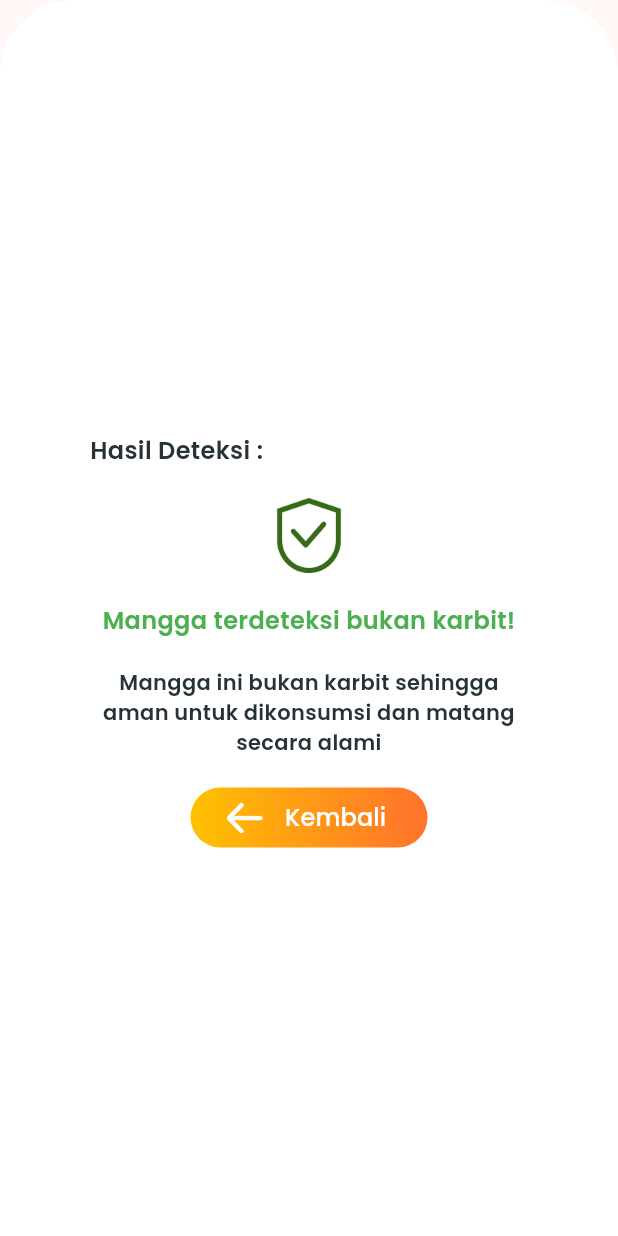
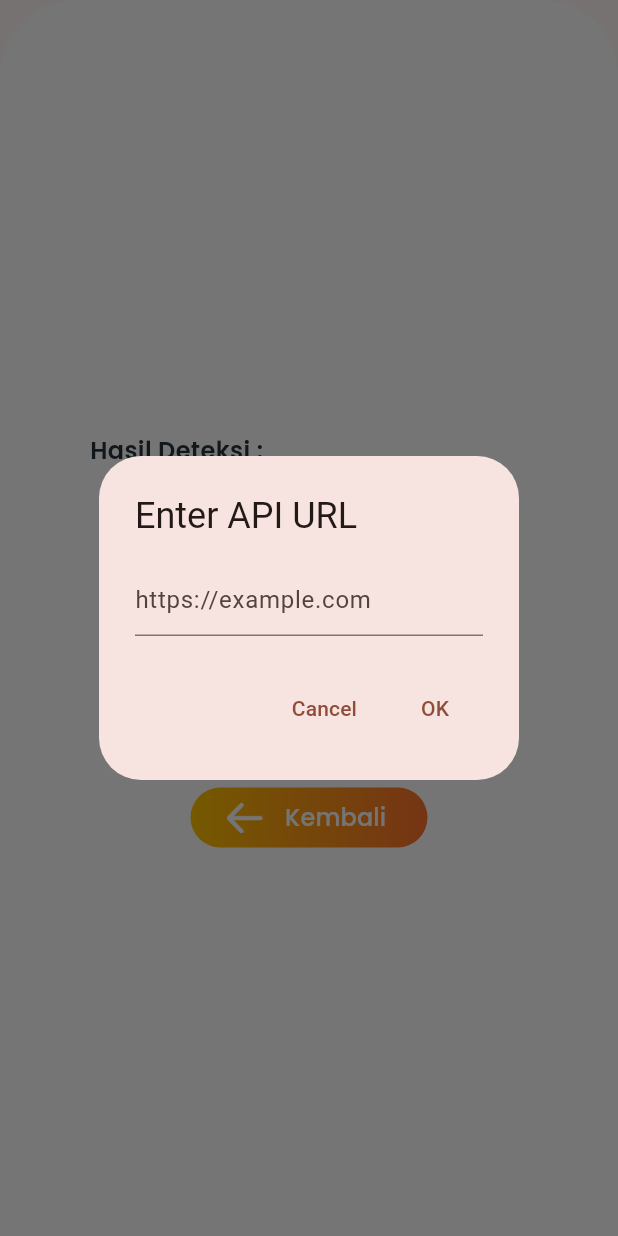
Before and after one commit to KevinNaserwan/aplikasi_deteksi_buah_karbit, a Flutter app: the screen it shows after launch, after a tap on "Get Started", after a tap on "Mulai Deteksi", on a phone screen of 412 x 824 dp. Run offline on Flutter 3.47's test engine with Material 3 defaults, Android fonts, the phone set to English and light mode, and no system bars; our stand-ins replace google_fonts; missing offline and left inert: flutter_inappwebview.

Commit message:
Feat: add modal for input link:

```diff
--- a/lib/Camera/main.dart
+++ b/lib/Camera/main.dart
@@ -1,3 +1,4 @@
+import 'dart:async';
 import 'dart:convert';
 import 'dart:io' as io; // Namespace for dart:io
 import 'package:deteksi_buah_karbit/widgets/constant.dart';
@@ -22,48 +23,48 @@ class _CameraSectionState extends State<CameraSection> {
   void initState() {
     super.initState();
     // Show dialog to get the URL from the user
-    // WidgetsBinding.instance.addPostFrameCallback((_) {
-    //   _showUrlInputDialog();
-    // });
+    WidgetsBinding.instance.addPostFrameCallback((_) {
+      _showUrlInputDialog();
+    });
   }
 
-  // void _showUrlInputDialog() {
-  //   TextEditingController urlController = TextEditingController();
+  void _showUrlInputDialog() {
+    TextEditingController urlController = TextEditingController();
 
-  //   showDialog(
-  //     context: context,
-  //     builder: (context) {
-  //       return AlertDialog(
-  //         title: Text('Enter API URL'),
-  //         content: TextField(
-  //           controller: urlController,
-  //           decoration: InputDecoration(hintText: 'https://example.com'),
-  //         ),
-  //         actions: [
-  //           TextButton(
-  //             onPressed: () {
-  //               Navigator.of(context).pop();
-  //             },
-  //             child: Text('Cancel'),
-  //           ),
-  //           TextButton(
-  //             onPressed: () {
-  //               setState(() {
-  //                 apiUrl = urlController.text;
-  //                 // Start a timer to fetch the data every second
-  //                 Timer.periodic(Duration(seconds: 1), (timer) {
-  //                   fetchDeteksiValueFromAPI();
-  //                 });
-  //               });
-  //               Navigator.of(context).pop();
-  //             },
-  //             child: Text('OK'),
-  //           ),
-  //         ],
-  //       );
-  //     },
-  //   );
-  // }
+    showDialog(
+      context: context,
+      builder: (context) {
+        return AlertDialog(
+          title: Text('Enter API URL'),
+          content: TextField(
+            controller: urlController,
+            decoration: InputDecoration(hintText: 'https://example.com'),
+          ),
+          actions: [
+            TextButton(
+              onPressed: () {
+                Navigator.of(context).pop();
+              },
+              child: Text('Cancel'),
+            ),
+            TextButton(
+              onPressed: () {
+                setState(() {
+                  apiUrl = urlController.text;
+                  // Start a timer to fetch the data every second
+                  Timer.periodic(Duration(seconds: 1), (timer) {
+                    fetchDeteksiValueFromAPI();
+                  });
+                });
+                Navigator.of(context).pop();
+              },
+              child: Text('OK'),
+            ),
+          ],
+        );
+      },
+    );
+  }
 
   void fetchDeteksiValueFromAPI() async {
     if (apiUrl.isEmpty) return;
```
